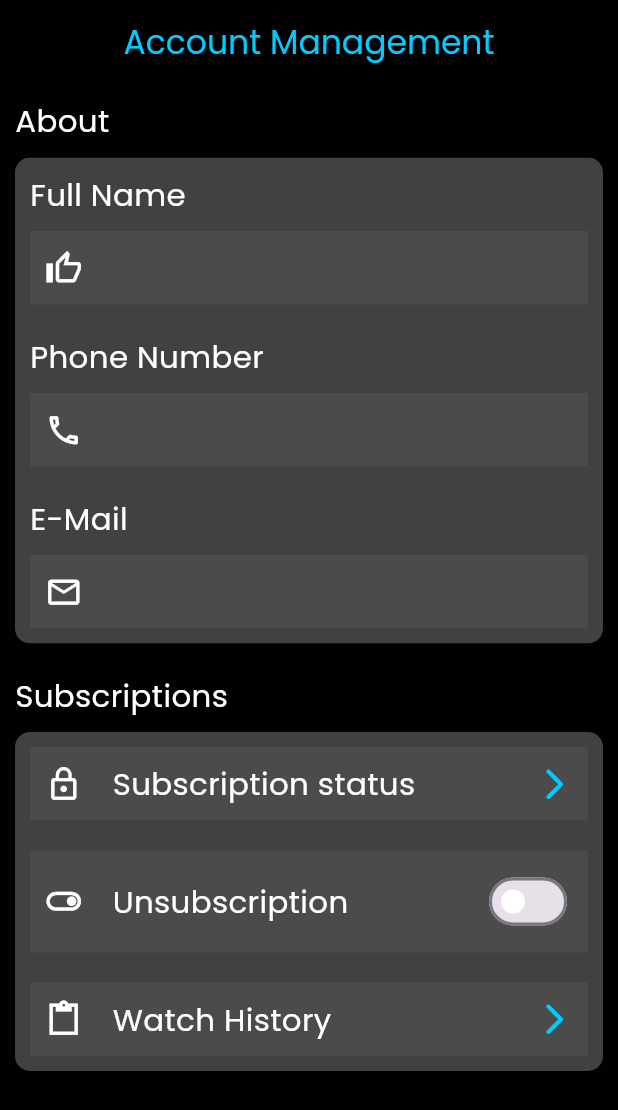
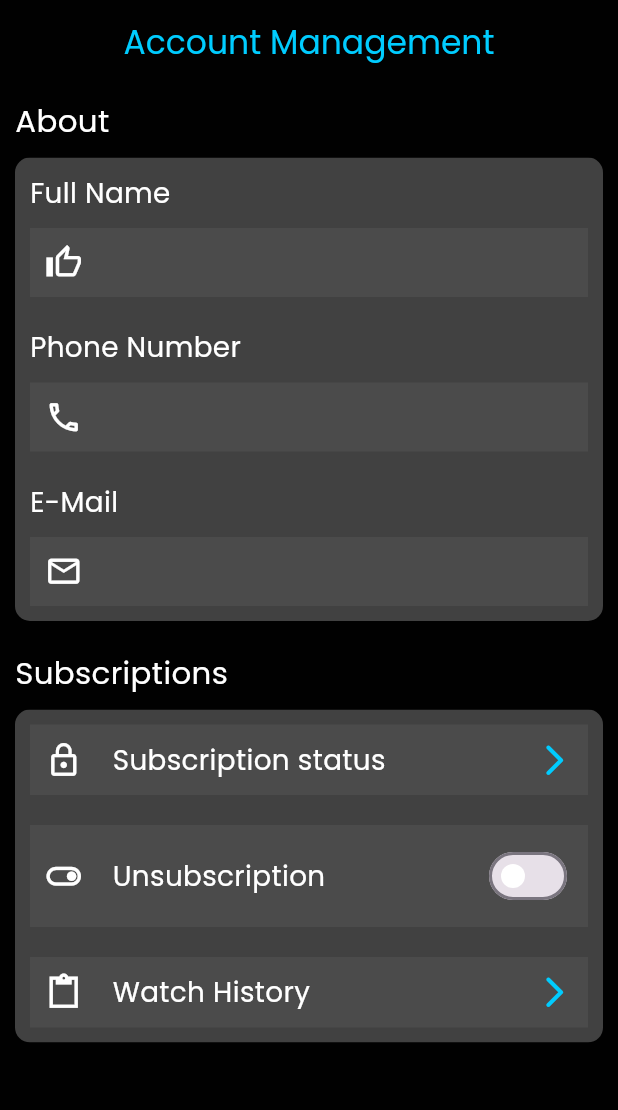
Before and after one commit to fostersnt/mcini, a Flutter app: the ProfilePage screen opened directly with empty values, on a phone screen of 412 x 824 dp. Shown: the top 1110 px of the screen. Run offline on Flutter 3.47's test engine with Material 3 defaults, Android fonts, the phone set to English and light mode, and no system bars; our stand-ins replace device_preview, equatable, flutter_bloc, grouped_list, shared_preferences, webview_flutter; missing offline and left inert: appinio_video_player, webview_flutter_android, webview_flutter_wkwebview; accounts and stored records are empty.

Commit message:
Reduced font size

```diff
--- a/lib/screens/profile/profile_partials.dart
+++ b/lib/screens/profile/profile_partials.dart
@@ -5,7 +5,7 @@ import 'package:mcini/utilities/app_colors.dart';
 class ProfilePartials {
   static Widget secttion(
       Size screenSize, String label, String labelValue, Widget myWidget) {
-    final double myFontSize = screenSize.width * 0.05;
+    final double myFontSize = screenSize.width * 0.045;
     const double myWidgetSize = 25.0;
     return Padding(
       padding: const EdgeInsets.all(10),
@@ -54,7 +54,7 @@ class ProfilePartials {
 
   static Widget subscriptionWidget(Size screenSize, String label,
       Widget leftWidget, Widget rightWidget, Function() myFunc) {
-    final double myFontSize = screenSize.width * 0.05;
+    final double myFontSize = screenSize.width * 0.045;
     const double myWidgetSize = 25.0;
     return Padding(
       padding: const EdgeInsets.all(10),
```
